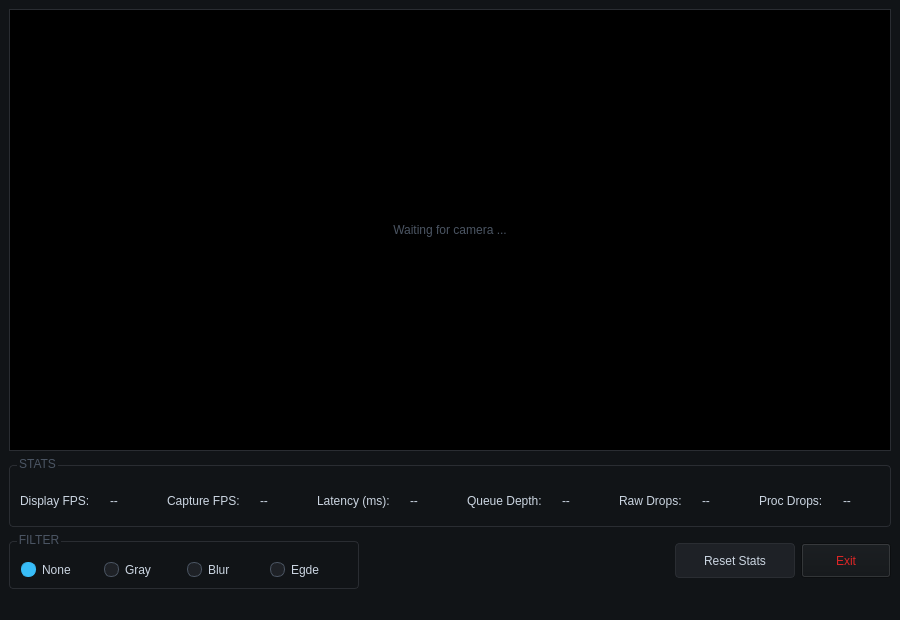
payman-ap/CameraConsole, file forms/mainwindow.ui: the form before one commit.
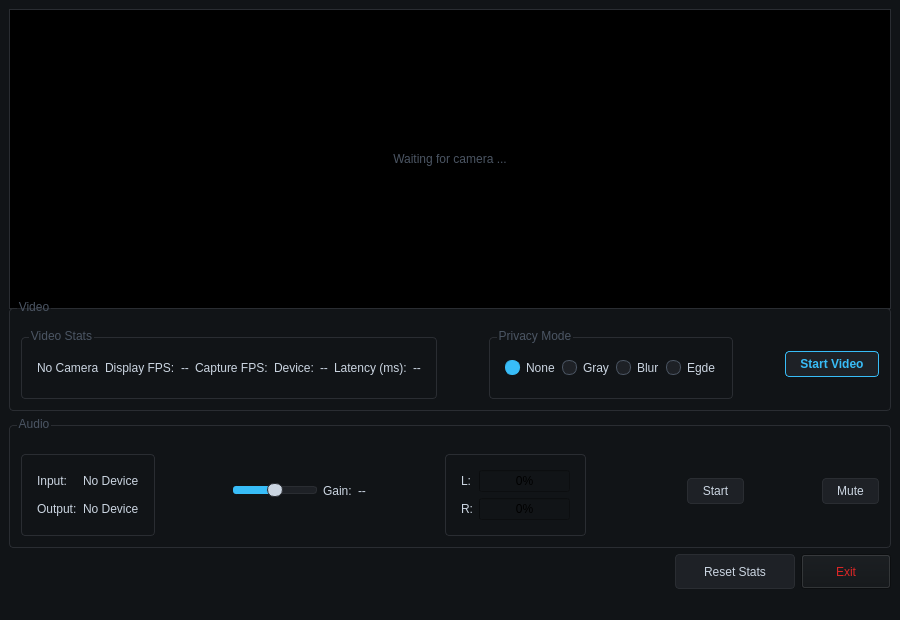
The form after the commit.

Commit message: UI layout changed for the audio functionlaity, the functions to be done

What changed in the file:
```diff
--- a/forms/mainwindow.ui
+++ b/forms/mainwindow.ui
@@ -34,7 +34,7 @@
    <property name="layoutDirection">
     <enum>Qt::LayoutDirection::LeftToRight</enum>
    </property>
-   <layout class="QVBoxLayout" name="verticalLayout" stretch="10,1,1">
+   <layout class="QVBoxLayout" name="verticalLayout">
     <item>
      <widget class="QLabel" name="feedLabel">
       <property name="sizePolicy">
@@ -69,7 +69,32 @@
      </widget>
     </item>
     <item>
-     <widget class="QGroupBox" name="statsGroup">
+     <widget class="QGroupBox" name="videoGroup">
+      <property name="styleSheet">
+       <string notr="true">QGroupBox
+{
+    color: #4b5563;       /* This sets the title text color to gray */
+    border: 1px solid #2a2d32;  /* Match your dark borders */
+    border-radius: 4px;
+    margin-top: 8px;      /* Shrinks the awkward top spacing */
+    padding: 6px;
+}
+
+QGroupBox::title
+{
+    subcontrol-origin: margin;
+    left: 8px;            /* Aligns text beautifully to the top left */
+}</string>
+      </property>
+      <property name="title">
+       <string>Video</string>
+      </property>
+      <property name="alignment">
+       <set>Qt::AlignmentFlag::AlignLeading|Qt::AlignmentFlag::AlignLeft|Qt::AlignmentFlag::AlignTop</set>
+      </property>
+      <layout class="QHBoxLayout" name="horizontalLayout_8">
+       <item>
+        <widget class="QGroupBox" name="videoStatsGroup">
       <property name="minimumSize">
        <size>
         <width>0</width>
@@ -93,27 +118,25 @@
 }</string>
       </property>
       <property name="title">
-       <string>STATS</string>
+          <string>Video Stats</string>
       </property>
       <property name="alignment">
        <set>Qt::AlignmentFlag::AlignLeading|Qt::AlignmentFlag::AlignLeft|Qt::AlignmentFlag::AlignTop</set>
       </property>
       <layout class="QHBoxLayout" name="horizontalLayout_3">
-       <property name="spacing">
-        <number>20</number>
-       </property>
-       <property name="leftMargin">
-        <number>8</number>
-       </property>
-       <property name="topMargin">
-        <number>8</number>
-       </property>
-       <property name="rightMargin">
-        <number>8</number>
-       </property>
-       <property name="bottomMargin">
-        <number>8</number>
-       </property>
+          <item>
+           <widget class="QLabel" name="lblVideoDeviceName">
+            <property name="styleSheet">
+             <string notr="true">QLabel
+{
+    color: #cbd5e1;
+}</string>
+            </property>
+            <property name="text">
+             <string>No Camera</string>
+            </property>
+           </widget>
+          </item>
        <item>
         <widget class="QLabel" name="labelDisplay">
          <property name="styleSheet">
@@ -153,6 +176,19 @@
          </property>
         </widget>
        </item>
+          <item>
+           <widget class="QLabel" name="labelVideoDevice">
+            <property name="styleSheet">
+             <string notr="true">QLabel
+{
+    color: #cbd5e1;
+}</string>
+            </property>
+            <property name="text">
+             <string>Device:</string>
+            </property>
+           </widget>
+          </item>
        <item>
         <widget class="QLabel" name="lblCaptureFps">
          <property name="styleSheet">
@@ -192,117 +228,28 @@
          </property>
         </widget>
        </item>
-       <item>
-        <widget class="QLabel" name="labelQueue">
-         <property name="styleSheet">
-          <string notr="true">QLabel
-{
-    color: #cbd5e1;
-}</string>
-         </property>
-         <property name="text">
-          <string>Queue Depth:</string>
-         </property>
-        </widget>
-       </item>
-       <item>
-        <widget class="QLabel" name="lblQueueDepth">
-         <property name="styleSheet">
-          <string notr="true">QLabel
-{
-    color: #cbd5e1;
-}</string>
-         </property>
-         <property name="text">
-          <string>--</string>
-         </property>
-        </widget>
-       </item>
-       <item>
-        <widget class="QLabel" name="labelRaw">
-         <property name="styleSheet">
-          <string notr="true">QLabel
-{
-    color: #cbd5e1;
-}</string>
-         </property>
-         <property name="text">
-          <string>Raw Drops:</string>
-         </property>
-        </widget>
-       </item>
-       <item>
-        <widget class="QLabel" name="lblRawDrops">
-         <property name="styleSheet">
-          <string notr="true">QLabel
-{
-    color: #cbd5e1;
-}</string>
-         </property>
-         <property name="text">
-          <string>--</string>
-         </property>
-        </widget>
-       </item>
-       <item>
-        <widget class="QLabel" name="labelProc">
-         <property name="styleSheet">
-          <string notr="true">QLabel
-{
-    color: #cbd5e1;
-}</string>
-         </property>
-         <property name="text">
-          <string>Proc Drops:</string>
-         </property>
-        </widget>
-       </item>
-       <item>
-        <widget class="QLabel" name="lblProcDrops">
-         <property name="styleSheet">
-          <string notr="true">QLabel
-{
-    color: #cbd5e1;
-}</string>
-         </property>
-         <property name="text">
-          <string>--</string>
-         </property>
-        </widget>
-       </item>
       </layout>
      </widget>
     </item>
     <item>
-     <layout class="QHBoxLayout" name="horizontalLayout">
-      <item>
-       <widget class="QGroupBox" name="filterGroup">
-        <property name="minimumSize">
+        <spacer name="horizontalSpacer_2">
+         <property name="orientation">
+          <enum>Qt::Orientation::Horizontal</enum>
+         </property>
+         <property name="sizeHint" stdset="0">
          <size>
-          <width>350</width>
-          <height>0</height>
-         </size>
-        </property>
-        <property name="styleSheet">
-         <string notr="true">QGroupBox
-{
-    color: #4b5563;
-    border: 1px solid #2a2d32;
-    border-radius: 4px;
-    margin-top: 8px;
-    padding: 6px;
-}
-
-QGroupBox::title
-{
-    subcontrol-origin: margin;
-    left: 8px;
-}</string>
-        </property>
+           <width>25</width>
+           <height>20</height>
+          </size>
+         </property>
+        </spacer>
+       </item>
+       <item>
+        <widget class="QGroupBox" name="groupBox_2">
         <property name="title">
-         <string>FILTER</string>
-        </property>
-        <layout class="QHBoxLayout" name="horizontalLayout_2">
+          <string>Privacy Mode</string>
+         </property>
+         <layout class="QHBoxLayout" name="horizontalLayout_7">
          <item>
           <widget class="QRadioButton" name="rbNone">
            <property name="styleSheet">
@@ -441,6 +388,324 @@
         </layout>
        </widget>
       </item>
+       <item>
+        <spacer name="horizontalSpacer_3">
+         <property name="orientation">
+          <enum>Qt::Orientation::Horizontal</enum>
+         </property>
+         <property name="sizeHint" stdset="0">
+          <size>
+           <width>25</width>
+           <height>20</height>
+          </size>
+         </property>
+        </spacer>
+       </item>
+       <item>
+        <widget class="QPushButton" name="startVideoButton">
+         <property name="styleSheet">
+          <string notr="true">QPushButton {
+    background: #1e2126;
+    color: #38bdf8; /* Accent Blue text */
+    border: 1px solid #38bdf8;
+    border-radius: 4px;
+    padding: 5px 14px;
+    font-weight: bold;
+}
+QPushButton:hover {
+    background: #38bdf8;
+    color: #111417;
+}
+QPushButton:pressed {
+    background: #0ea5e9;
+}</string>
+         </property>
+         <property name="text">
+          <string>Start Video</string>
+         </property>
+        </widget>
+       </item>
+      </layout>
+     </widget>
+    </item>
+    <item>
+     <widget class="QGroupBox" name="audioGroup">
+      <property name="styleSheet">
+       <string notr="true">QGroupBox
+{
+    color: #4b5563;       /* This sets the title text color to gray */
+    border: 1px solid #2a2d32;  /* Match your dark borders */
+    border-radius: 4px;
+    margin-top: 8px;      /* Shrinks the awkward top spacing */
+    padding: 6px;
+}
+
+QGroupBox::title
+{
+    subcontrol-origin: margin;
+    left: 8px;            /* Aligns text beautifully to the top left */
+}</string>
+      </property>
+      <property name="title">
+       <string>Audio</string>
+      </property>
+      <property name="alignment">
+       <set>Qt::AlignmentFlag::AlignLeading|Qt::AlignmentFlag::AlignLeft|Qt::AlignmentFlag::AlignTop</set>
+      </property>
+      <layout class="QHBoxLayout" name="horizontalLayout_2">
+       <item>
+        <widget class="QGroupBox" name="audioDeviceGroup">
+         <property name="styleSheet">
+          <string notr="true">QLabel {
+    color: #cbd5e1;
+}</string>
+         </property>
+         <property name="title">
+          <string/>
+         </property>
+         <layout class="QGridLayout" name="gridLayout">
+          <item row="0" column="0">
+           <widget class="QLabel" name="labelAudioInputDevice">
+            <property name="text">
+             <string>Input:</string>
+            </property>
+           </widget>
+          </item>
+          <item row="0" column="1">
+           <widget class="QLabel" name="lblAudioInputDevice">
+            <property name="text">
+             <string>No Device</string>
+            </property>
+           </widget>
+          </item>
+          <item row="1" column="0">
+           <widget class="QLabel" name="labelAudioOutputDevice">
+            <property name="text">
+             <string>Output:</string>
+            </property>
+           </widget>
+          </item>
+          <item row="1" column="1">
+           <widget class="QLabel" name="lblAudioOutputDevice">
+            <property name="text">
+             <string>No Device</string>
+            </property>
+           </widget>
+          </item>
+         </layout>
+        </widget>
+       </item>
+       <item>
+        <spacer name="horizontalSpacer_4">
+         <property name="orientation">
+          <enum>Qt::Orientation::Horizontal</enum>
+         </property>
+         <property name="sizeHint" stdset="0">
+          <size>
+           <width>57</width>
+           <height>20</height>
+          </size>
+         </property>
+        </spacer>
+       </item>
+       <item>
+        <widget class="QSlider" name="sliderAudioGain">
+         <property name="styleSheet">
+          <string notr="true">QSlider::groove:horizontal {
+    border: 1px solid #2a2d32;
+    height: 6px;
+    background: #1e2126;
+    border-radius: 3px;
+}
+QSlider::sub-page:horizontal {
+    background: #38bdf8; /* Colored volume bar up to the handle */
+    border-radius: 3px;
+}
+QSlider::handle:horizontal {
+    background: #cbd5e1;
+    border: 1px solid #2a2d32;
+    width: 14px;
+    margin-top: -4px;
+    margin-bottom: -4px;
+    border-radius: 7px;
+}
+QSlider::handle:horizontal:hover {
+    background: #ffffff;
+    border-color: #38bdf8;
+}</string>
+         </property>
+         <property name="maximum">
+          <number>100</number>
+         </property>
+         <property name="value">
+          <number>50</number>
+         </property>
+         <property name="orientation">
+          <enum>Qt::Orientation::Horizontal</enum>
+         </property>
+        </widget>
+       </item>
+       <item>
+        <widget class="QLabel" name="labelGain">
+         <property name="styleSheet">
+          <string notr="true">QLabel {
+    color: #cbd5e1;
+}</string>
+         </property>
+         <property name="text">
+          <string>Gain:</string>
+         </property>
+        </widget>
+       </item>
+       <item>
+        <widget class="QLabel" name="lblSliderAudioGain">
+         <property name="styleSheet">
+          <string notr="true">QLabel {
+    color: #cbd5e1;
+}</string>
+         </property>
+         <property name="text">
+          <string>--</string>
+         </property>
+        </widget>
+       </item>
+       <item>
+        <spacer name="horizontalSpacer_5">
+         <property name="orientation">
+          <enum>Qt::Orientation::Horizontal</enum>
+         </property>
+         <property name="sizeHint" stdset="0">
+          <size>
+           <width>57</width>
+           <height>20</height>
+          </size>
+         </property>
+        </spacer>
+       </item>
+       <item>
+        <widget class="QGroupBox" name="audioMeterGroup">
+         <property name="styleSheet">
+          <string notr="true">QLabel {
+    color: #cbd5e1;
+}</string>
+         </property>
+         <property name="title">
+          <string/>
+         </property>
+         <layout class="QGridLayout" name="gridLayout_2">
+          <item row="0" column="0">
+           <widget class="QLabel" name="labelAudioMeterLeft">
+            <property name="text">
+             <string>L:</string>
+            </property>
+           </widget>
+          </item>
+          <item row="0" column="1">
+           <widget class="QProgressBar" name="audioLevelLeft">
+            <property name="styleSheet">
+             <string notr="true"/>
+            </property>
+            <property name="value">
+             <number>0</number>
+            </property>
+           </widget>
+          </item>
+          <item row="1" column="0">
+           <widget class="QLabel" name="labelAudioMeterRight">
+            <property name="text">
+             <string>R:</string>
+            </property>
+           </widget>
+          </item>
+          <item row="1" column="1">
+           <widget class="QProgressBar" name="audioLevelRight">
+            <property name="value">
+             <number>0</number>
+            </property>
+           </widget>
+          </item>
+         </layout>
+        </widget>
+       </item>
+       <item>
+        <spacer name="horizontalSpacer_6">
+         <property name="orientation">
+          <enum>Qt::Orientation::Horizontal</enum>
+         </property>
+         <property name="sizeHint" stdset="0">
+          <size>
+           <width>95</width>
+           <height>20</height>
+          </size>
+         </property>
+        </spacer>
+       </item>
+       <item>
+        <widget class="QPushButton" name="audioStartStopButton">
+         <property name="styleSheet">
+          <string notr="true">QPushButton {
+    background: #1e2126;
+    color: #cbd5e1;
+    border: 1px solid #2a2d32;
+    border-radius: 4px;
+    padding: 5px 14px;
+}
+QPushButton:hover {
+    background: #2a2d32;
+    border-color: #38bdf8;
+    color: #38bdf8;
+}
+QPushButton:pressed {
+    background: #0f1115;
+}</string>
+         </property>
+         <property name="text">
+          <string>Start</string>
+         </property>
+        </widget>
+       </item>
+       <item>
+        <spacer name="horizontalSpacer_7">
+         <property name="orientation">
+          <enum>Qt::Orientation::Horizontal</enum>
+         </property>
+         <property name="sizeHint" stdset="0">
+          <size>
+           <width>57</width>
+           <height>20</height>
+          </size>
+         </property>
+        </spacer>
+       </item>
+       <item>
+        <widget class="QPushButton" name="muteButton">
+         <property name="styleSheet">
+          <string notr="true">QPushButton {
+    background: #1e2126;
+    color: #cbd5e1;
+    border: 1px solid #2a2d32;
+    border-radius: 4px;
+    padding: 5px 14px;
+}
+QPushButton:hover {
+    background: #2a2d32;
+    border-color: #38bdf8;
+    color: #38bdf8;
+}
+QPushButton:pressed {
+    background: #0f1115;
+}</string>
+         </property>
+         <property name="text">
+          <string>Mute</string>
+         </property>
+        </widget>
+       </item>
+      </layout>
+     </widget>
+    </item>
+    <item>
+     <layout class="QHBoxLayout" name="horizontalLayout">
       <item>
        <spacer name="horizontalSpacer">
         <property name="orientation">
```
Lines whose indentation alone changed are shown as unchanged.
